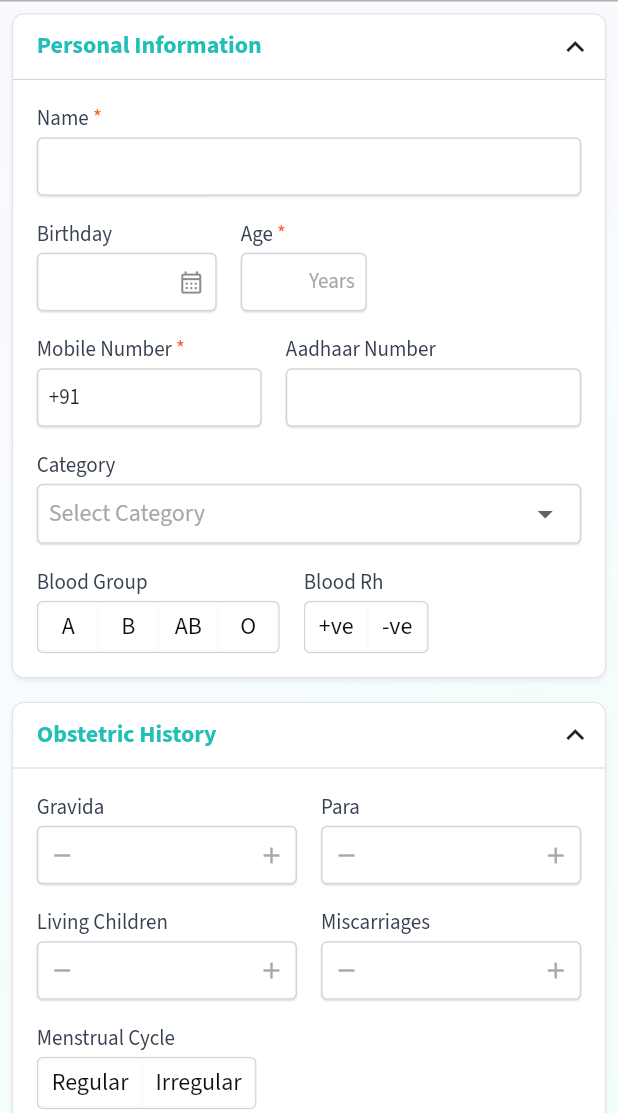
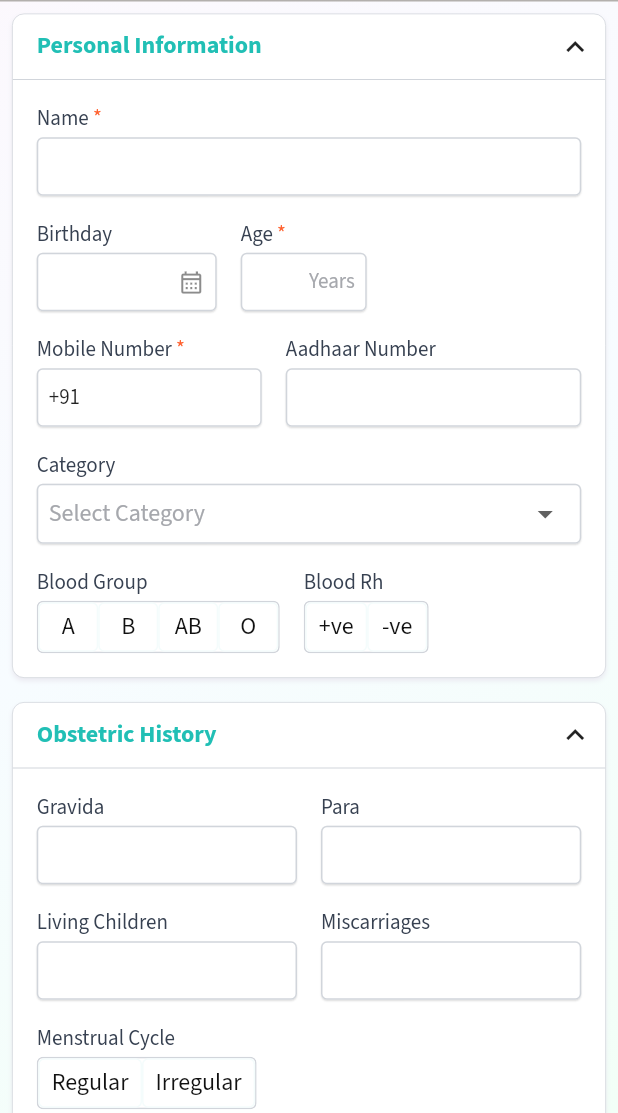
Before and after one commit to raghavendra-k-j/sentiapratice-demo, a Flutter app: the RegistrationView screen opened by its route, on a phone screen of 412 x 824 dp, the part 123-1236 px from its top. Run offline on Flutter 3.47's test engine with Material 2 defaults, Android fonts, the phone set to English and light mode, and no system bars; our stand-ins replace get.

Commit message:
web publish

```diff
--- a/lib/app/modules/registration/views/tabs/basic_details.dart
+++ b/lib/app/modules/registration/views/tabs/basic_details.dart
@@ -396,7 +396,7 @@ class ObstetricHistorySection extends GetView<RegistrationController> {
                     decoration:
                         FormWidgetStyles.inputFieldDecorationWithAddRemove(
                             controller.gravidaEC),
-                    textAlign: TextAlign.center,
+                    textAlign: TextAlign.start,
                     style: FormWidgetStyles.inputFieldTextStyle,
                   ),
                 ),
@@ -421,7 +421,7 @@ class ObstetricHistorySection extends GetView<RegistrationController> {
                         FormWidgetStyles.inputFieldDecorationWithAddRemove(
                       controller.paraEC,
                     ),
-                    textAlign: TextAlign.center,
+                    textAlign: TextAlign.start,
                     style: FormWidgetStyles.inputFieldTextStyle,
                   ),
                 ),
@@ -451,7 +451,7 @@ class ObstetricHistorySection extends GetView<RegistrationController> {
                       FormWidgetStyles.inputFieldDecorationWithAddRemove(
                     controller.livingChildrenEC,
                   ),
-                  textAlign: TextAlign.center,
+                  textAlign: TextAlign.start,
                   style: FormWidgetStyles.inputFieldTextStyle,
                 ),
               ),
@@ -476,7 +476,7 @@ class ObstetricHistorySection extends GetView<RegistrationController> {
                       FormWidgetStyles.inputFieldDecorationWithAddRemove(
                     controller.miscarriagesEC,
                   ),
-                  textAlign: TextAlign.center,
+                  textAlign: TextAlign.start,
                   style: FormWidgetStyles.inputFieldTextStyle,
                 ),
               ),
--- a/lib/app/modules/registration/views/widgets/text_form_field.dart
+++ b/lib/app/modules/registration/views/widgets/text_form_field.dart
@@ -41,48 +41,48 @@ class FormWidgetStyles {
   static InputDecoration inputFieldDecorationWithAddRemove(
       TextEditingController editingController) {
     return FormWidgetStyles.inputFieldDecoration.copyWith(
-      suffixIcon: Padding(
-        padding: const EdgeInsets.only(right: 8),
-        child: InkWell(
-          onTap: () async {
-            String currentText = editingController.text;
-            int currentValue = int.tryParse(currentText) ?? 0;
-            int newValue = currentValue + 1;
-            editingController.text = newValue.toString();
-          },
-          child: const Icon(
-            Icons.add,
-            color: Pallet.formHintText,
-          ),
-        ),
-      ),
-      suffixIconConstraints: const BoxConstraints(
-        minWidth: 0,
-        minHeight: 0,
-      ),
-      prefixIcon: Padding(
-        padding: const EdgeInsets.only(left: 8),
-        child: InkWell(
-          onTap: () async {
-            String currentText = editingController.text;
-            int currentValue = int.tryParse(currentText) ?? 0;
-            int newValue = currentValue;
-            if (currentValue != 0) {
-              newValue--;
-            }
-            editingController.text = newValue.toString();
-          },
-          child: const Icon(
-            Icons.remove,
-            color: Pallet.formHintText,
-          ),
-        ),
-      ),
-      prefixIconConstraints: const BoxConstraints(
-        minWidth: 0,
-        minHeight: 0,
-      ),
-    );
+        // suffixIcon: Padding(
+        //   padding: const EdgeInsets.only(right: 8),
+        //   child: InkWell(
+        //     onTap: () async {
+        //       String currentText = editingController.text;
+        //       int currentValue = int.tryParse(currentText) ?? 0;
+        //       int newValue = currentValue + 1;
+        //       editingController.text = newValue.toString();
+        //     },
+        //     child: const Icon(
+        //       Icons.add,
+        //       color: Pallet.formHintText,
+        //     ),
+        //   ),
+        // ),
+        // suffixIconConstraints: const BoxConstraints(
+        //   minWidth: 0,
+        //   minHeight: 0,
+        // ),
+        // prefixIcon: Padding(
+        //   padding: const EdgeInsets.only(left: 8),
+        //   child: InkWell(
+        //     onTap: () async {
+        //       String currentText = editingController.text;
+        //       int currentValue = int.tryParse(currentText) ?? 0;
+        //       int newValue = currentValue;
+        //       if (currentValue != 0) {
+        //         newValue--;
+        //       }
+        //       editingController.text = newValue.toString();
+        //     },
+        //     child: const Icon(
+        //       Icons.remove,
+        //       color: Pallet.formHintText,
+        //     ),
+        //   ),
+        // ),
+        // prefixIconConstraints: const BoxConstraints(
+        //   minWidth: 0,
+        //   minHeight: 0,
+        // ),
+        );
   }
 
   static EdgeInsetsGeometry inputFieldPaddingLTR = const EdgeInsets.only(
```
